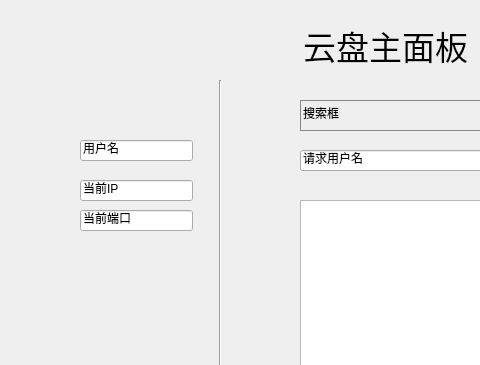
First picture: the form in pan/Ui_panWindow.ui, repository lilyht/socketproject, before the edit; both pictures show x 0 to 480 and y 0 to 365 of the 800 by 600 pixel window.
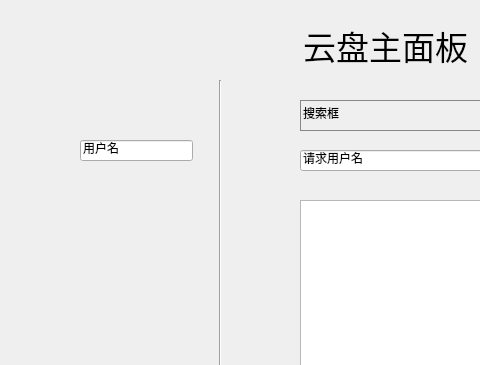
Second picture: the form after the edit.

Diff of the .ui file:
```diff
--- a/pan/Ui_panWindow.ui
+++ b/pan/Ui_panWindow.ui
@@ -55,38 +55,6 @@
      <set>Qt::AlignCenter</set>
     </property>
    </widget>
-   <widget class="QLineEdit" name="ipLine">
-    <property name="geometry">
-     <rect>
-      <x>80</x>
-      <y>180</y>
-      <width>113</width>
-      <height>21</height>
-     </rect>
-    </property>
-    <property name="focusPolicy">
-     <enum>Qt::NoFocus</enum>
-    </property>
-    <property name="text">
-     <string>当前IP</string>
-    </property>
-   </widget>
-   <widget class="QLineEdit" name="portLine">
-    <property name="geometry">
-     <rect>
-      <x>80</x>
-      <y>210</y>
-      <width>113</width>
-      <height>21</height>
-     </rect>
-    </property>
-    <property name="focusPolicy">
-     <enum>Qt::NoFocus</enum>
-    </property>
-    <property name="text">
-     <string>当前端口</string>
-    </property>
-   </widget>
    <widget class="QLineEdit" name="usernameLine">
     <property name="geometry">
      <rect>
```
